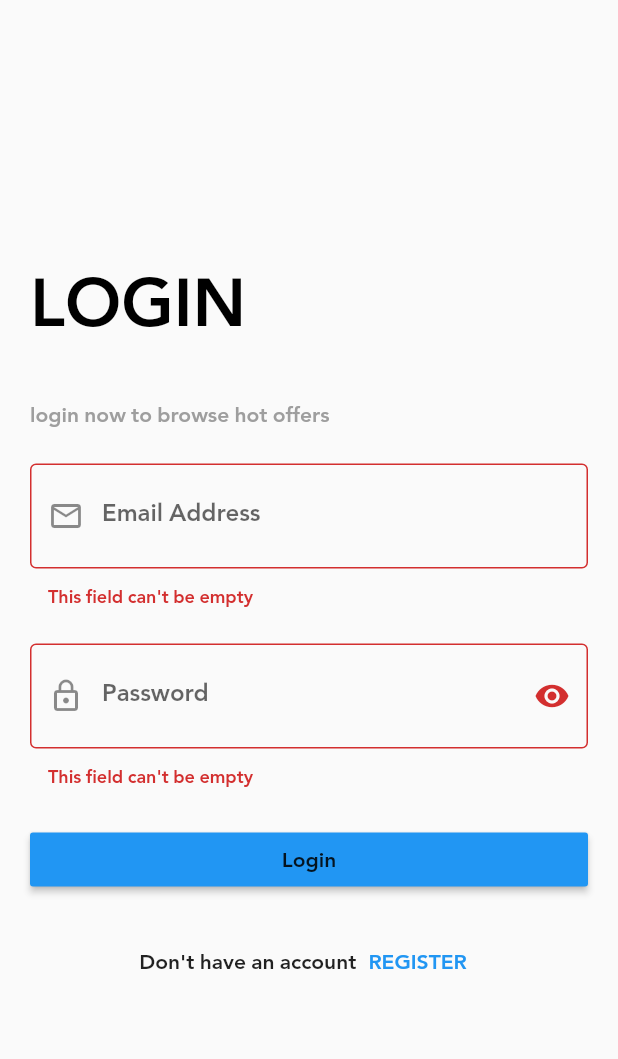
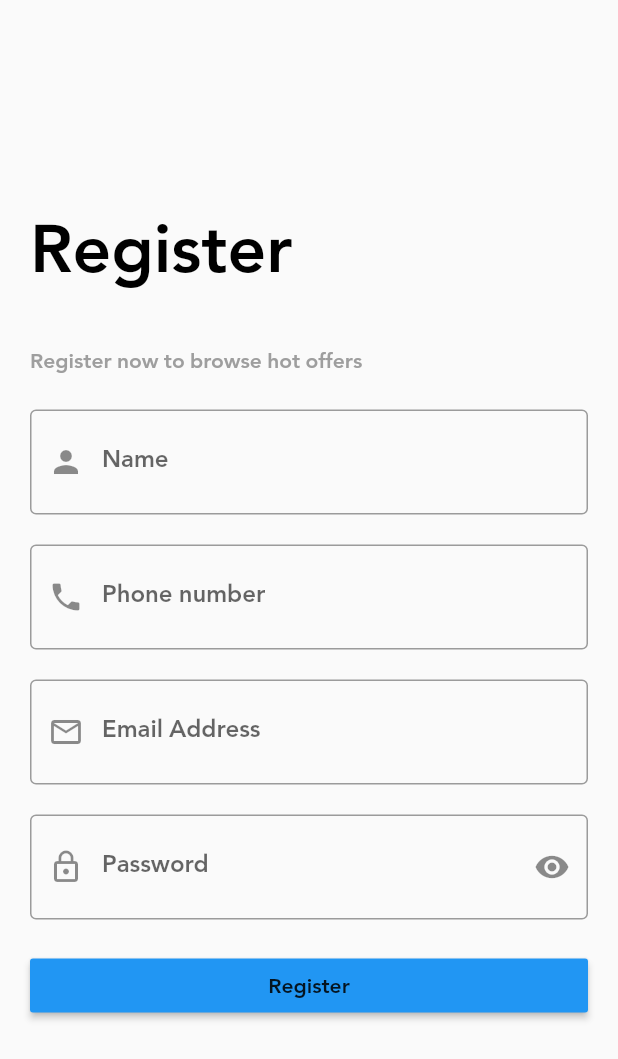
Before and after one commit to MohamedSameeer/shop_app, a Flutter app: the Login screen opened directly, after a tap on "Login", after a tap on "REGISTER", on a phone screen of 412 x 824 dp. Shown: the top 1059 px of the screen. Run offline on Flutter 3.47's test engine with Material 2 defaults, Android fonts, the phone set to English and light mode, and no system bars; our stand-ins replace bloc, carousel_slider, dio, flutter_bloc, fluttertoast, shared_preferences and 1 more; accounts and stored records are empty.

Commit message:
Register Page

```diff
--- a/lib/modules/login/login-cubit.dart
+++ b/lib/modules/login/login-cubit.dart
@@ -1,6 +1,7 @@
 import 'package:bloc/bloc.dart';
 import 'package:flutter/material.dart';
 import 'package:flutter_bloc/flutter_bloc.dart';
+import 'package:shop_app/layouts/shop-layout.dart';
 import 'package:shop_app/models/login-model.dart';
 import 'package:shop_app/modules/home/home-screen.dart';
 import 'package:shop_app/modules/login/login-states.dart';
@@ -29,7 +30,7 @@ class LoginCubit extends Cubit<LoginStates>{
       'password':password,
     }).then((value){
       loginModel=LoginModel.fromJson(value.data);
-      navigateTo(context, Home());
+      navigateTo(context, ShopLayout());
       emit(LoginSuccessState(loginModel));
     }).catchError((onError){
       print(onError);
--- a/lib/modules/login/login_screen.dart
+++ b/lib/modules/login/login_screen.dart
@@ -2,6 +2,7 @@ import 'package:flutter/material.dart';
 import 'package:flutter_bloc/flutter_bloc.dart';
 import 'package:fluttertoast/fluttertoast.dart';
 import 'package:shop_app/modules/login/login-cubit.dart';
+import 'package:shop_app/modules/register/register-screen.dart';
 import 'package:shop_app/share/component/component.dart';
 import 'package:shop_app/share/network/local/cash-helper.dart';
 
@@ -84,7 +85,9 @@ class Login extends StatelessWidget {
                         mainAxisAlignment: MainAxisAlignment.center,
                         children: [
                           Text("Don't have an account"),
-                          TextButton(onPressed: (){}, child: Text("REGISTER")),
+                          TextButton(onPressed: (){
+                            navigateTo(context, Register());
+                          }, child: Text("REGISTER")),
                         ],
                       ),
                     ],
--- /dev/null
+++ b/lib/modules/register/register-cubit.dart
@@ -0,0 +1,41 @@
+import 'package:flutter/material.dart';
+import 'package:flutter_bloc/flutter_bloc.dart';
+import 'package:shop_app/layouts/shop-layout.dart';
+import 'package:shop_app/models/login-model.dart';
+import 'package:shop_app/modules/home/home-screen.dart';
+import 'package:shop_app/modules/register/register-states.dart';
+import 'package:shop_app/share/component/component.dart';
+import 'package:shop_app/share/network/remote/dio-helper.dart';
+import 'package:shop_app/share/network/remote/end-points.dart';
+
+class RegisterCubit extends Cubit <RegisterStates>{
+  RegisterCubit() : super(RegisterInitState());
+  static RegisterCubit getInstance(context) => BlocProvider.of(context);
+
+  //Password Handling
+  IconData suffix=Icons.remove_red_eye;
+  bool isHidden=true;
+  changePasswordState(){
+    isHidden= !isHidden;
+    suffix=isHidden?Icons.remove_red_eye:Icons.remove_red_eye_outlined;
+    emit(RegisterChangePasswordState());
+  }
+
+  //Post Api
+  LoginModel registerModel;
+  register(name, phone, email, password,context) {
+    DioHelper.postData(url: RegisterUrl, data: {
+      'name': name,
+      'phone': phone,
+      'email': email,
+      'password': password,
+    }).then((value){
+      print(value.data);
+      registerModel=LoginModel.fromJson(value.data);
+      navigateAndFinish(context, ShopLayout());
+      emit(RegisterSuccessState(registerModel));
+    }).catchError((onError) {
+      print(onError);
+    });
+  }
+}
--- /dev/null
+++ b/lib/modules/register/register-screen.dart
@@ -0,0 +1,139 @@
+import 'package:flutter/material.dart';
+import 'package:flutter_bloc/flutter_bloc.dart';
+import 'package:shop_app/modules/register/register-cubit.dart';
+import 'package:shop_app/modules/register/register-states.dart';
+import 'package:shop_app/share/component/component.dart';
+import 'package:shop_app/share/network/local/cash-helper.dart';
+
+class Register extends StatelessWidget {
+  var emailController = TextEditingController();
+  var passController = TextEditingController();
+  var nameController = TextEditingController();
+  var phoneController = TextEditingController();
+  var formKey = GlobalKey<FormState>();
+  @override
+  Widget build(BuildContext context) {
+    return BlocProvider<RegisterCubit>(
+        create: (context) => RegisterCubit(),
+        child: BlocConsumer<RegisterCubit, RegisterStates>(
+            listener: (context, state) {
+              if (state is RegisterSuccessState) {
+                if (state.registerModel.status) {
+                  CashHelper.saveData('token', state.registerModel.data.token)
+                      .then((value) {
+                    if (value)
+                      toast(
+                          msg: state.registerModel.message,
+                          state: ToastState.SUCCESS);
+                  });
+                } else {
+                  toast(
+                      msg: state.registerModel.message,
+                      state: ToastState.ERROR);
+                }
+              }
+            },
+            builder: (context, state) => Scaffold(
+              body: Center(
+                    child: SingleChildScrollView(
+                      child: Padding(
+                        padding: const EdgeInsets.all(20.0),
+                        child: Form(
+                          key: formKey,
+                          child: Column(
+                            crossAxisAlignment: CrossAxisAlignment.start,
+                            children: [
+                              Text(
+                                'Register',
+                                style: Theme.of(context)
+                                    .textTheme
+                                    .headline3
+                                    .copyWith(
+                                      color: Colors.black,
+                                    ),
+                              ),
+                              SizedBox(
+                                height: 20.0,
+                              ),
+                              Text(
+                                "Register now to browse hot offers",
+                                style: Theme.of(context)
+                                    .textTheme
+                                    .bodyText1
+                                    .copyWith(color: Colors.grey),
+                              ),
+                              SizedBox(
+                                height: 20.0,
+                              ),
+                              defaultTextFormField(
+                                controller: nameController,
+                                label: 'Name',
+                                prefix: Icon(Icons.person),
+                                textType: TextInputType.text,
+                              ),
+                              SizedBox(
+                                height: 20.0,
+                              ),
+                              defaultTextFormField(
+                                controller: phoneController,
+                                label: 'Phone number',
+                                prefix: Icon(Icons.phone),
+                                textType: TextInputType.phone,
+                              ),
+                              SizedBox(
+                                height: 20.0,
+                              ),
+                              defaultTextFormField(
+                                controller: emailController,
+                                label: 'Email Address',
+                                prefix: Icon(Icons.email_outlined),
+                                textType: TextInputType.emailAddress,
+                              ),
+                              SizedBox(
+                                height: 20.0,
+                              ),
+                              defaultTextFormField(
+                                controller: passController,
+                                label: 'Password',
+                                isPassword:
+                                    RegisterCubit.getInstance(context).isHidden,
+                                prefix: Icon(Icons.lock_outline),
+                                textType: TextInputType.visiblePassword,
+                                suffix: IconButton(
+                                  icon: Icon(
+                                      RegisterCubit.getInstance(context).suffix),
+                                  onPressed: () {
+                                    RegisterCubit.getInstance(context)
+                                        .changePasswordState();
+                                  },
+                                ),
+                              ),
+                              SizedBox(
+                                height: 20.0,
+                              ),
+                              defaultButton(
+                                  text: 'Register',
+                                  onPressed: () {
+                                    if (formKey.currentState.validate()) {
+                                      RegisterCubit.getInstance(context).register(
+                                          nameController.text,
+                                          phoneController.text,
+                                          emailController.text,
+                                          passController.text,
+                                          context);
+                                    }
+                                  }),
+                              SizedBox(
+                                height: 20.0,
+                              ),
+                            ],
+                          ),
+                        ),
+                      ),
+                    ),
+                  ),
+            )
+        )
+    );
+  }
+}
--- /dev/null
+++ b/lib/modules/register/register-states.dart
@@ -0,0 +1,14 @@
+import 'package:shop_app/models/login-model.dart';
+
+abstract class RegisterStates{}
+
+class RegisterInitState extends RegisterStates{}
+
+class RegisterChangePasswordState extends RegisterStates{}
+
+class RegisterSuccessState extends RegisterStates{
+  LoginModel registerModel;
+  RegisterSuccessState(this.registerModel);
+}
+
+class RegisterErrorState extends RegisterStates{}
--- a/lib/share/network/remote/end-points.dart
+++ b/lib/share/network/remote/end-points.dart
@@ -3,3 +3,5 @@ const String LoginUrl='login';
 const String HomeUrl='home';
 
 const String CategoriesUrl='categories';
+
+const String RegisterUrl='register';
```
